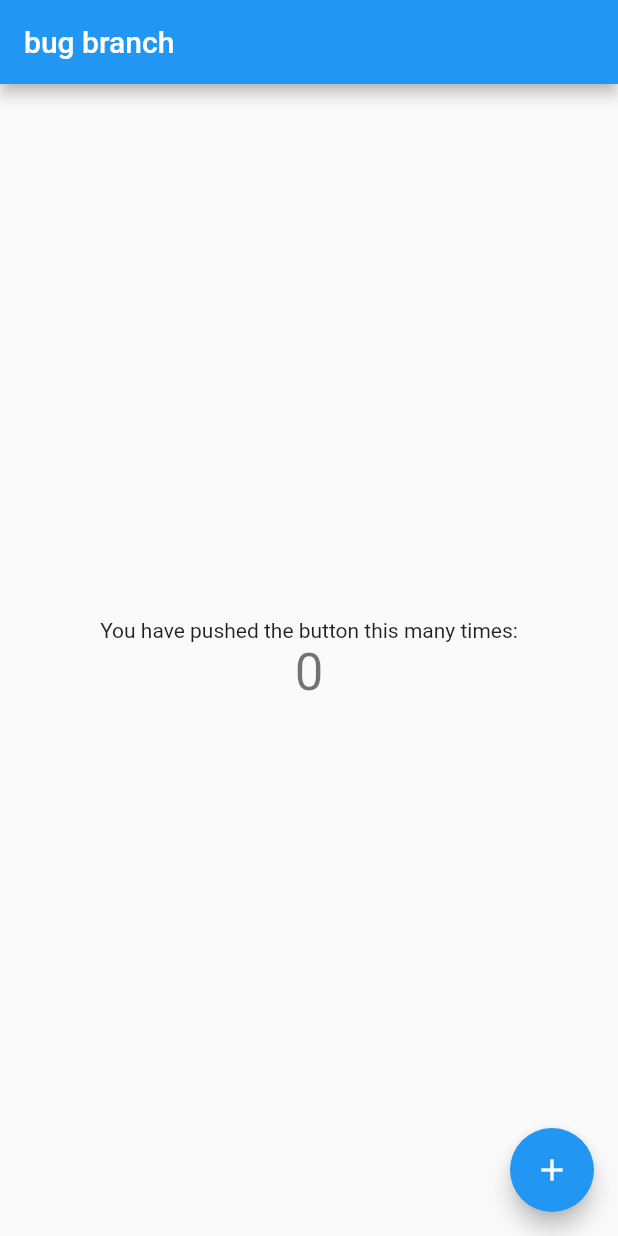
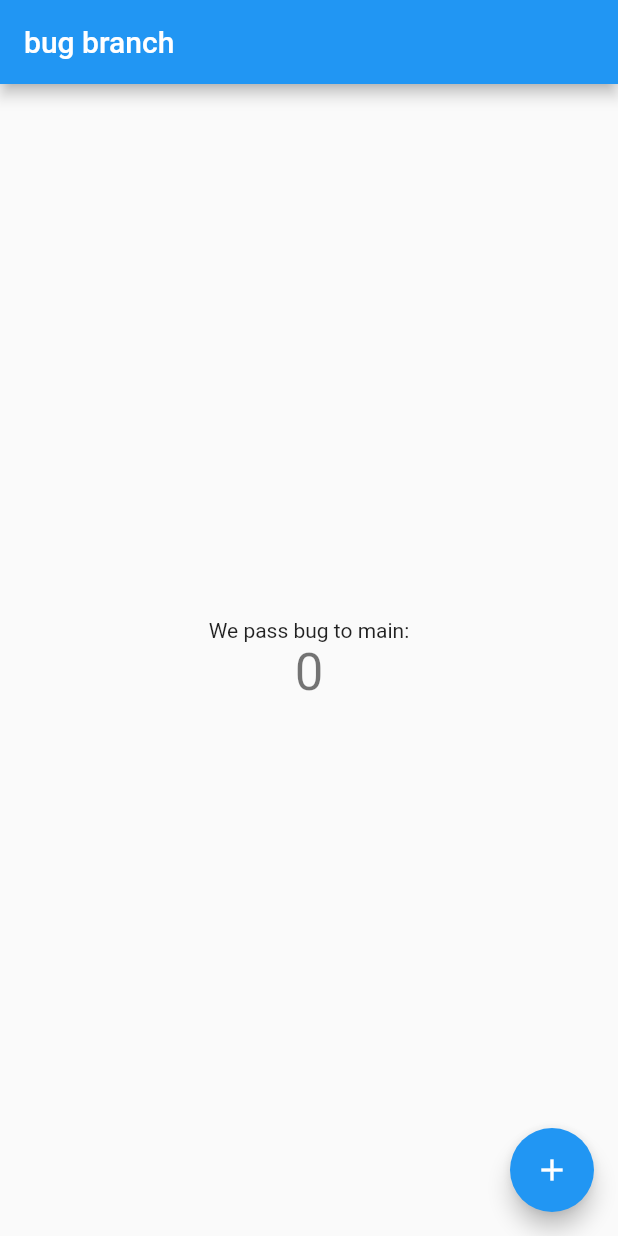
Before and after one commit to iremtekinn/githublesson3, a Flutter app: the screen it shows after launch, on a phone screen of 412 x 824 dp. Run offline on Flutter 3.47's test engine with Material 2 defaults, Android fonts, the phone set to English and light mode, and no system bars.

Commit message:
text changed3

```diff
--- a/githublesson3/lib/main.dart
+++ b/githublesson3/lib/main.dart
@@ -96,7 +96,7 @@ class _MyHomePageState extends State<MyHomePage> {
           mainAxisAlignment: MainAxisAlignment.center,
           children: <Widget>[
             const Text(
-              'You have pushed the button this many times:',
+              'We pass bug to main:',
             ),
             Text(
               '$_counter',
```
